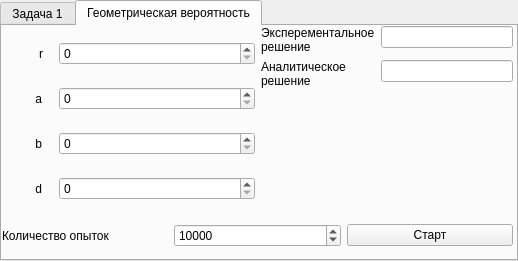
Corwinian/PaternRecognition, file Lab1/mainwindow.ui: the form before one commit.
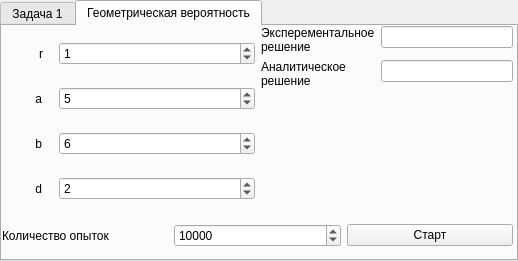
The form after the commit.

Commit message: закончил 1 лаборатрную

Diff of the .ui file:
```diff
--- a/Lab1/mainwindow.ui
+++ b/Lab1/mainwindow.ui
@@ -215,7 +215,11 @@
          </widget>
         </item>
         <item row="0" column="1">
-         <widget class="QSpinBox" name="leR"/>
+         <widget class="QSpinBox" name="leR">
+          <property name="value">
+           <number>1</number>
+          </property>
+         </widget>
         </item>
         <item row="1" column="0">
          <widget class="QLabel" name="label_9">
@@ -234,7 +238,11 @@
          </widget>
         </item>
         <item row="1" column="1">
-         <widget class="QSpinBox" name="leA"/>
+         <widget class="QSpinBox" name="leA">
+          <property name="value">
+           <number>5</number>
+          </property>
+         </widget>
         </item>
         <item row="2" column="0">
          <widget class="QLabel" name="label_10">
@@ -253,7 +261,11 @@
          </widget>
         </item>
         <item row="2" column="1">
-         <widget class="QSpinBox" name="leB"/>
+         <widget class="QSpinBox" name="leB">
+          <property name="value">
+           <number>6</number>
+          </property>
+         </widget>
         </item>
         <item row="3" column="0">
          <widget class="QLabel" name="label_11">
@@ -272,7 +284,11 @@
          </widget>
         </item>
         <item row="3" column="1">
-         <widget class="QSpinBox" name="leD"/>
+         <widget class="QSpinBox" name="leD">
+          <property name="value">
+           <number>2</number>
+          </property>
+         </widget>
         </item>
        </layout>
       </item>
```
Left out of the diff: 2 changed lines with no effect on the pictures. The commit also changes 1 other file.
